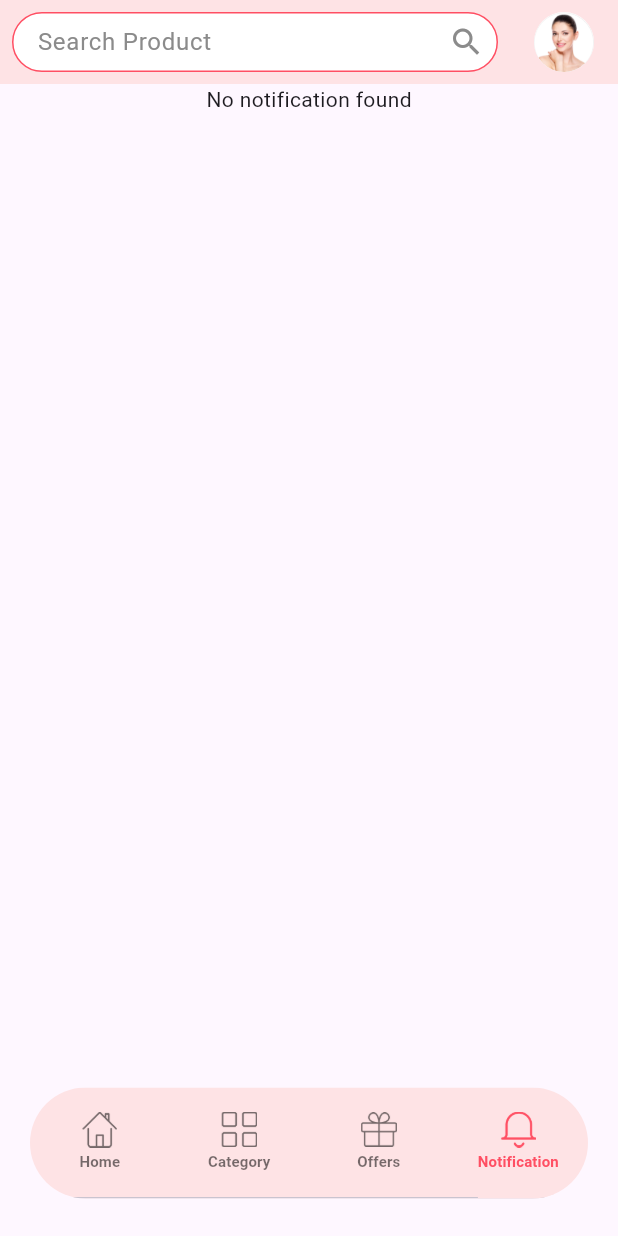
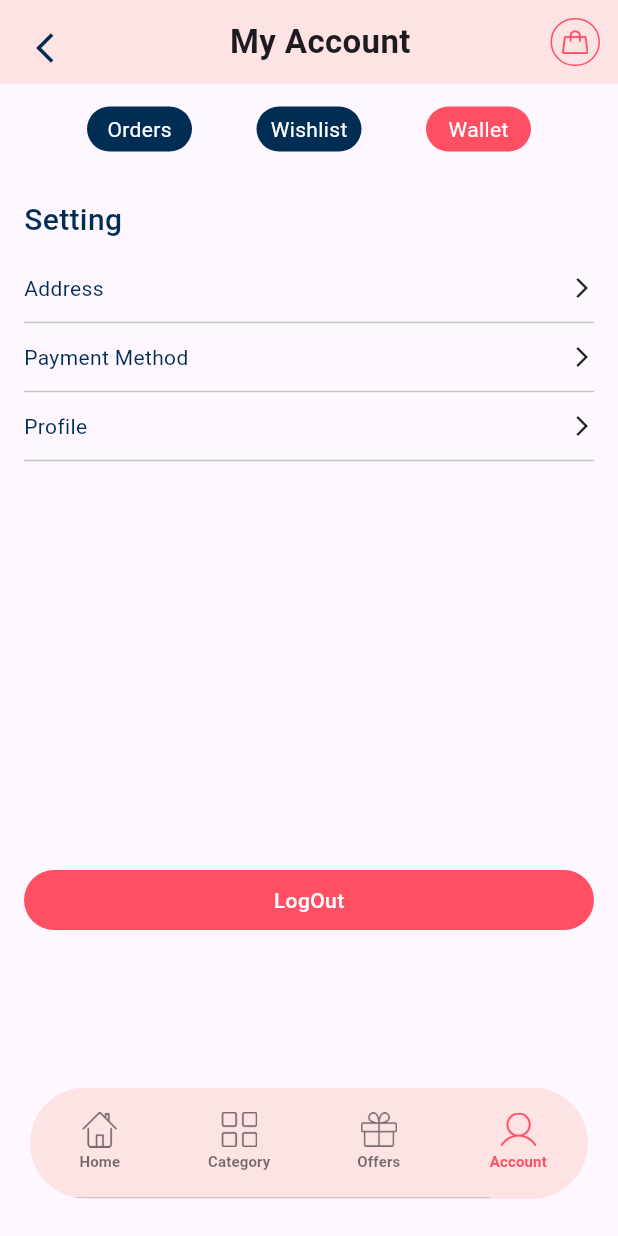
Before and after one commit to GouravXportsoft/looks_beauty, a Flutter app: the TabBarScreen screen opened directly, item 4 of the bottom bar chosen, on a phone screen of 412 x 824 dp. Run offline on Flutter 3.47's test engine with Material 2 defaults, Android fonts, the phone set to English and light mode, and no system bars; our stand-ins replace animated_splash_screen, dot_navigation_bar, google_fonts, rounded_loading_button, shimmer.

Commit message:
MyAccScreen done

```diff
--- /dev/null
+++ b/lib/Screens/MyAccountScreen.dart
@@ -0,0 +1,208 @@
+import 'package:flutter/material.dart';
+import 'package:looks_beauty/components/appbarforMyAccScreen.dart';
+import 'package:looks_beauty/components/search_component.dart';
+import 'package:looks_beauty/constants/color_constant.dart';
+
+class myAccScreen extends StatefulWidget {
+  const myAccScreen({super.key});
+
+  @override
+  State<myAccScreen> createState() => _myAccScreenState();
+}
+
+class _myAccScreenState extends State<myAccScreen> {
+  @override
+  Widget build(BuildContext context) {
+    Size size = MediaQuery.of(context).size;
+    return Container(
+      decoration: const BoxDecoration(color: safeareaColor),
+      child: Scaffold(
+        body: CustomScrollView(
+          slivers: <Widget>[
+            const SliverAppBar(
+              automaticallyImplyLeading: false,
+              pinned: true, // Make the SearchComponent pinned at the top
+              backgroundColor: safeareaColor,
+              expandedHeight: 50, // Adjust the height as needed
+              flexibleSpace: appbarMyAcc(),
+            ),
+            SliverList(
+              delegate: SliverChildListDelegate(
+                <Widget>[
+                  Stack(children: [
+                    SizedBox(
+                      height: size.height,
+                      child: Column(
+                        children: [
+                          Padding(
+                            padding: const EdgeInsets.all(15.0),
+                            child: Row(
+                              mainAxisAlignment: MainAxisAlignment.spaceEvenly,
+                              children: [
+                                Container(
+                                  height: 30,
+                                  width: 70,
+                                  decoration: BoxDecoration(
+                                      color: bottomBarColor,
+                                      borderRadius: BorderRadius.circular(20)),
+                                  child: const Center(
+                                    child: Text(
+                                      "Orders",
+                                      style: TextStyle(color: Colors.white),
+                                    ),
+                                  ),
+                                ),
+                                Container(
+                                  height: 30,
+                                  width: 70,
+                                  decoration: BoxDecoration(
+                                      color: bottomBarColor,
+                                      borderRadius: BorderRadius.circular(20)),
+                                  child: const Center(
+                                    child: Text(
+                                      "Wishlist",
+                                      style: TextStyle(color: Colors.white),
+                                    ),
+                                  ),
+                                ),
+                                Container(
+                                  height: 30,
+                                  width: 70,
+                                  decoration: BoxDecoration(
+                                    color: baseColor,
+                                    borderRadius: BorderRadius.circular(20),
+                                  ),
+                                  child: const Center(
+                                      child: Text(
+                                    "Wallet",
+                                    style: TextStyle(color: Colors.white),
+                                  )),
+                                )
+                              ],
+                            ),
+                          ),
+                          Padding(
+                            padding: const EdgeInsets.symmetric(
+                                horizontal: 16, vertical: 16),
+                            child: Column(
+                              children: [
+                                const Align(
+                                    alignment: Alignment.topLeft,
+                                    child: Padding(
+                                      padding: EdgeInsets.only(bottom: 16),
+                                      child: Text(
+                                        "Setting",
+                                        style: TextStyle(
+                                            color: bottomBarColor,
+                                            fontSize: 20,
+                                            fontWeight: FontWeight.w500),
+                                      ),
+                                    )),
+                                accountList(context),
+                                // Stack(
+                                //     alignment: Alignment.bottomCenter,
+                                //     children: [
+                                //       Container(
+                                //         height: 30,
+                                //         width: size.width,
+                                //         decoration: BoxDecoration(
+                                //           color: baseColor,
+                                //           borderRadius: BorderRadius.circular(20),
+                                //         ),
+                                //         child: const Center(
+                                //             child: Text(
+                                //           "LogOut",
+                                //           style: TextStyle(color: Colors.white),
+                                //         )),
+                                //       ),
+                                //     ])
+                              ],
+                            ),
+                          ),
+                        ],
+                      ),
+                    ),
+                    Positioned(
+                      bottom: 260,
+                      right: 0,
+                      left: 0,
+                      child: Padding(
+                        padding: const EdgeInsets.symmetric(horizontal: 16),
+                        child: Container(
+                          height: 40,
+                          width: size.width,
+                          decoration: BoxDecoration(
+                            color: baseColor,
+                            borderRadius: BorderRadius.circular(20),
+                          ),
+                          child: const Center(
+                              child: Text(
+                            "LogOut",
+                            style: TextStyle(
+                                color: Colors.white,
+                                fontWeight: FontWeight.w500),
+                          )),
+                        ),
+                      ),
+                    ),
+                  ]),
+                ],
+              ),
+            ),
+          ],
+        ),
+      ),
+    );
+  }
+
+  Widget accountList(context) {
+    final List settingOption = ["Address", "Payment Method", "Profile"];
+    final List<Function> onTapFunctions = [
+      () {
+        // Function for the first row
+        // Add your code here
+      },
+      () {
+        // Function for the second row
+        // Add your code here
+      },
+      () {
+        // Function for the third row
+        // Add your code here
+      },
+    ];
+
+    return ListView.builder(
+        padding: EdgeInsets.zero,
+        shrinkWrap: true,
+        itemCount: settingOption.length,
+        itemBuilder: (BuildContext cntx, indx) {
+          return Column(
+            children: [
+              GestureDetector(
+                onTap: () {
+                  onTapFunctions[indx]();
+                },
+                child: Row(
+                  mainAxisAlignment: MainAxisAlignment.spaceBetween,
+                  children: [
+                    Padding(
+                      padding: const EdgeInsets.symmetric(vertical: 5),
+                      child: Text(
+                        settingOption[indx],
+                        style: const TextStyle(color: bottomBarColor),
+                      ),
+                    ),
+                    const Icon(
+                      Icons.arrow_forward_ios,
+                      size: 16,
+                    )
+                  ],
+                ),
+              ),
+              const Divider(),
+            ],
+          );
+        });
+  }
+}
--- a/lib/Screens/home_screen.dart
+++ b/lib/Screens/home_screen.dart
@@ -24,7 +24,7 @@ class HomeScreen extends StatelessWidget {
       child: Scaffold(
         body: CustomScrollView(
           slivers: <Widget>[
-            const SliverAppBar(
+            SliverAppBar(
               automaticallyImplyLeading: false,
               pinned: true, // Make the SearchComponent pinned at the top
               backgroundColor: safeareaColor,
--- a/lib/Screens/notification_Screen.dart
+++ b/lib/Screens/notification_Screen.dart
@@ -12,7 +12,7 @@ class NotificationScreen extends StatelessWidget {
       child: Scaffold(
         body: CustomScrollView(
           slivers: <Widget>[
-            const SliverAppBar(
+            SliverAppBar(
               automaticallyImplyLeading: false,
               pinned: true, // Make the SearchComponent pinned at the top
               backgroundColor: safeareaColor,
--- a/lib/Screens/offers_Screen.dart
+++ b/lib/Screens/offers_Screen.dart
@@ -12,7 +12,7 @@ class OfferScreen extends StatelessWidget {
       child: Scaffold(
         body: CustomScrollView(
           slivers: <Widget>[
-            const SliverAppBar(
+            SliverAppBar(
               automaticallyImplyLeading: false,
               pinned: true, // Make the SearchComponent pinned at the top
               backgroundColor: safeareaColor,
--- a/lib/Screens/profile_Screen.dart
+++ b/lib/Screens/profile_Screen.dart
@@ -11,7 +11,7 @@ class ProfileScreen extends StatelessWidget {
         body: SafeArea(
             child: CustomScrollView(
       slivers: <Widget>[
-        const SliverAppBar(
+        SliverAppBar(
           automaticallyImplyLeading: false,
           pinned: true,
           backgroundColor: safeareaColor,
--- a/lib/Screens/tabBar_Screen.dart
+++ b/lib/Screens/tabBar_Screen.dart
@@ -1,5 +1,6 @@
 import 'package:dot_navigation_bar/dot_navigation_bar.dart';
 import 'package:flutter/material.dart';
+import 'package:looks_beauty/Screens/MyAccountScreen.dart';
 import 'package:looks_beauty/Screens/category_Screen.dart';
 import 'package:looks_beauty/Screens/home_screen.dart';
 import 'package:looks_beauty/Screens/notification_Screen.dart';
@@ -34,6 +35,7 @@ class _TabBarScreenState extends State<TabBarScreen>
   @override
   void dispose() {
     _tabController!.dispose();
+    super.dispose();
   }
 
   getScreen() {
@@ -46,7 +48,7 @@ class _TabBarScreenState extends State<TabBarScreen>
       case 2:
         return const OfferScreen();
       case 3:
-        return const NotificationScreen();
+        return const myAccScreen();
       default:
         return const HomeScreen();
     }
@@ -93,8 +95,8 @@ class _TabBarScreenState extends State<TabBarScreen>
                         text: 'Offers',
                       ),
                       Tab(
-                        icon: ImageIcon(AssetImage(notificationImage)),
-                        text: 'Notification',
+                        icon: ImageIcon(AssetImage(myaccimg)),
+                        text: 'Account',
                       ),
                     ]),
               ),
--- /dev/null
+++ b/lib/components/appbarforMyAccScreen.dart
@@ -0,0 +1,79 @@
+import 'package:flutter/material.dart';
+import 'package:looks_beauty/Screens/authentication/login.dart';
+import 'package:looks_beauty/Screens/tabBar_Screen.dart';
+
+import 'package:looks_beauty/constants/color_constant.dart';
+import 'package:looks_beauty/constants/image_constant.dart';
+import 'package:looks_beauty/constants/string_constant.dart';
+
+class appbarMyAcc extends StatefulWidget {
+  final bool isBackEnabled;
+  final bool isComponent;
+  final VoidCallback? onBackPress;
+  final Function(String)? onTextChange;
+  final TextEditingController? searchInputController;
+
+  const appbarMyAcc({
+    Key? key,
+    this.isBackEnabled = false,
+    this.isComponent = false,
+    this.onBackPress,
+    this.onTextChange,
+    this.searchInputController,
+  }) : super(key: key);
+
+  @override
+  _SearchComponentState createState() => _SearchComponentState();
+}
+
+class _SearchComponentState extends State<appbarMyAcc> {
+  String selectedOption = 'Option 1';
+
+  @override
+  Widget build(BuildContext context) {
+    return SafeArea(
+      child: Container(
+        height: 70,
+        decoration: BoxDecoration(color: base2Color),
+        child: Padding(
+          padding: const EdgeInsets.all(12.0),
+          child: Row(
+            mainAxisAlignment: MainAxisAlignment.spaceBetween,
+            children: [
+              IconButton(
+                icon: Icon(
+                  Icons.arrow_back_ios,
+                ),
+                color: bottomBarColor,
+                onPressed: () {
+                  Navigator.push(context,
+                      MaterialPageRoute(builder: (context) => TabBarScreen()));
+                },
+              ),
+              Text(
+                "My Account",
+                style: TextStyle(fontSize: 22, fontWeight: FontWeight.w600),
+              ),
+              GestureDetector(
+                  onTap: () {},
+                  child: Container(
+                    height: 33,
+                    width: 33,
+                    decoration: BoxDecoration(
+                        borderRadius: BorderRadius.circular(50),
+                        color: Colors.transparent,
+                        border: Border.all(color: baseColor)),
+                    child: Center(
+                      child: Image.asset(
+                        cartImg,
+                        scale: 3.2,
+                      ),
+                    ),
+                  )),
+            ],
+          ),
+        ),
+      ),
+    );
+  }
+}
--- a/lib/constants/image_constant.dart
+++ b/lib/constants/image_constant.dart
@@ -3,8 +3,12 @@ const googleImage = 'assets/google.png';
 const bannerImage = 'assets/banner.png';
 const frameImage = 'assets/Frame.png';
 const applogoImage = 'assets/logo.png';
+const cartImg = 'assets/cartimg.png';
+
 const homeImage = 'assets/home.png';
 const catImage = 'assets/category.png';
+const myaccimg = 'assets/userImg.png';
+
 const notificationImage = 'assets/notification.png';
 const offersImage = 'assets/offers.png';
 const Bestsellerimg1 = 'assets/1.png';
```
Also changed, not shown: lib/Screens/category_Screen.dart (+35 -7 lines), lib/Screens/product_Screen.dart (+5 -2 lines), lib/components/search_component.dart (+67 -55 lines), assets/cartimg.png (added), assets/userImg.png (added), pubspec.lock.
